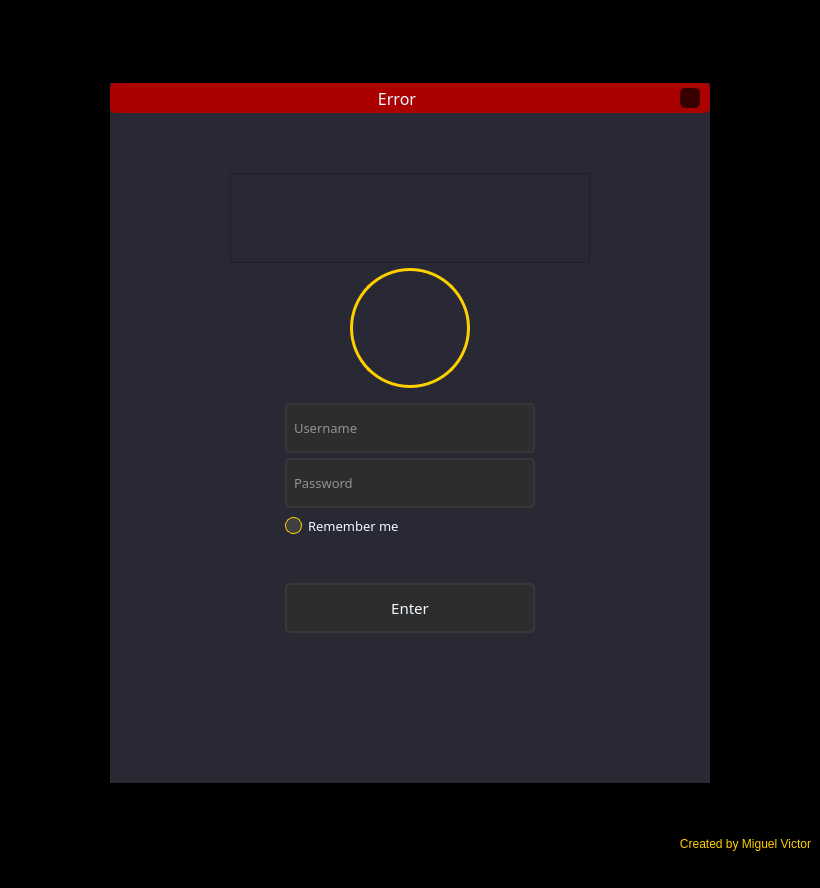
Qt form uis/login.ui (victorMiiguel/managerProject) before a commit.
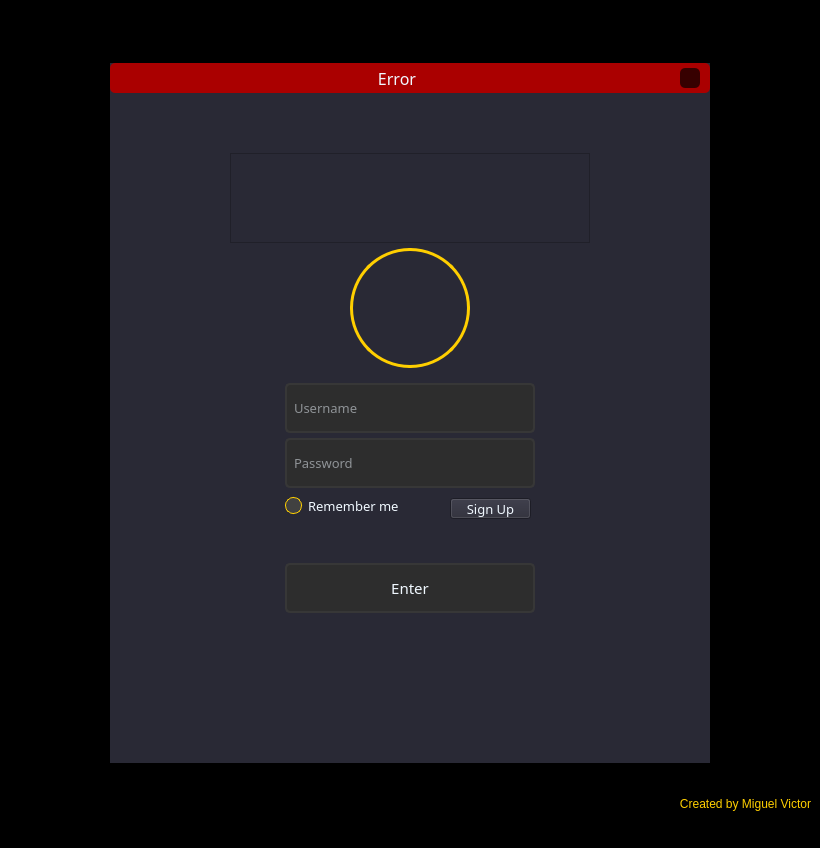
The same form after that commit. Icons and pictures are not drawn.

Commit message: added buttons for new functions

```diff
--- a/uis/login.ui
+++ b/uis/login.ui
@@ -7,7 +7,7 @@
     <x>0</x>
     <y>0</y>
     <width>820</width>
-    <height>888</height>
+    <height>848</height>
    </rect>
   </property>
   <property name="minimumSize">
@@ -442,6 +442,36 @@
            </item>
           </layout>
          </widget>
+         <widget class="QToolButton" name="toolButton_signUp">
+          <property name="geometry">
+           <rect>
+            <x>340</x>
+            <y>435</y>
+            <width>81</width>
+            <height>21</height>
+           </rect>
+          </property>
+          <property name="font">
+           <font>
+            <family>OCR A Extended</family>
+            <pointsize>10</pointsize>
+           </font>
+          </property>
+          <property name="cursor">
+           <cursorShape>PointingHandCursor</cursorShape>
+          </property>
+          <property name="styleSheet">
+           <string notr="true">QToolButton:hover {
+	color: rgb(186, 184, 255);
+}
+QToolButton:pressed {
+	color: rgb(255, 184, 140);
+}</string>
+          </property>
+          <property name="text">
+           <string>Sign Up</string>
+          </property>
+         </widget>
          <zorder>frame_error</zorder>
          <zorder>frame_logo</zorder>
          <zorder>frame_pfp</zorder>
```
Left out of the diff: 4 changed lines with no effect on the pictures. The commit also changes 9 other files.
